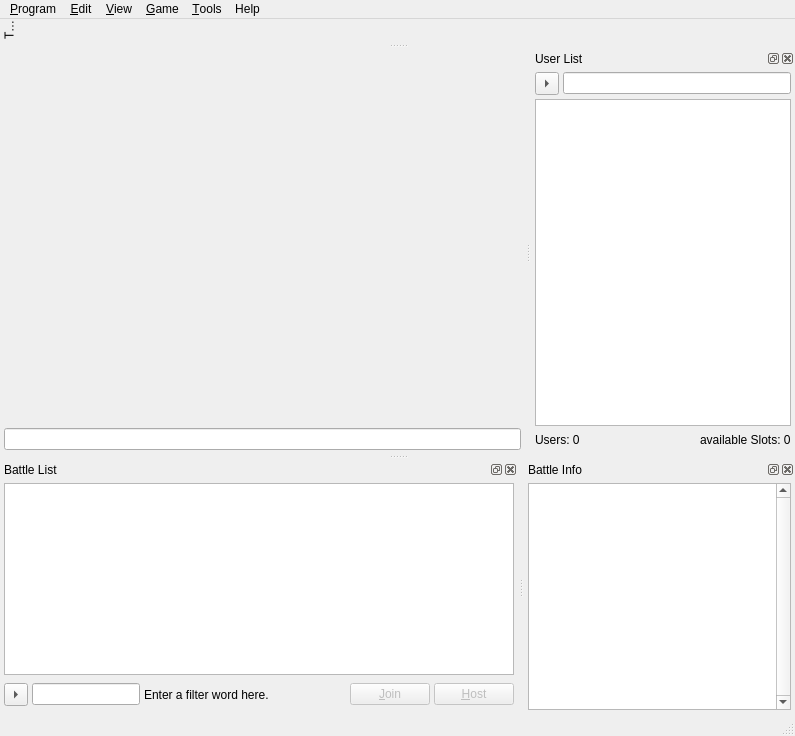
Qt form ui/MainWidget.ui (tizbac/qtlobby) before a commit.
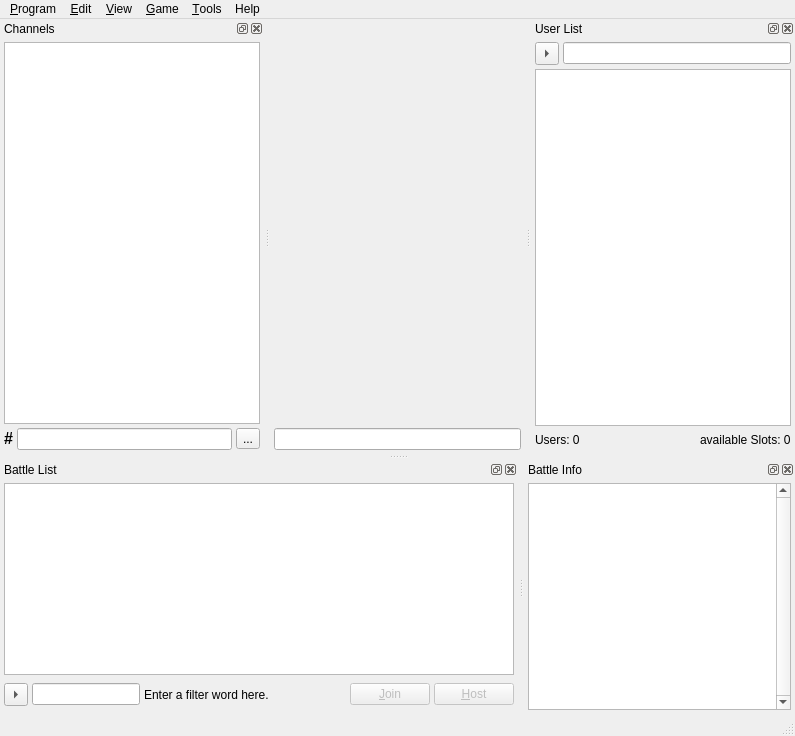
The same form after that commit. Icons and pictures are not drawn. Custom widgets are drawn as their Qt base class.

Commit message: New channel list instead of tab bar Fixed Issue 248 Fixed Issue 184 Fixed Issue 251 Fixed Issue 229 Fixed Issue 249

```diff
--- a/ui/MainWidget.ui
+++ b/ui/MainWidget.ui
@@ -371,51 +371,54 @@
     </layout>
    </widget>
   </widget>
-  <widget class="QDockWidget" name="tabsDockWidget">
-   <property name="sizePolicy">
-    <sizepolicy hsizetype="Minimum" vsizetype="Minimum">
-     <horstretch>0</horstretch>
-     <verstretch>0</verstretch>
-    </sizepolicy>
-   </property>
-   <property name="features">
-    <set>QDockWidget::DockWidgetVerticalTitleBar</set>
-   </property>
-   <property name="allowedAreas">
-    <set>Qt::TopDockWidgetArea</set>
-   </property>
+  <widget class="QDockWidget" name="ChannelsDockWidget">
    <property name="windowTitle">
-    <string>Tabs</string>
+    <string>Channels</string>
    </property>
    <attribute name="dockWidgetArea">
-    <number>4</number>
+    <number>1</number>
    </attribute>
-   <widget class="QWidget" name="dockWidgetContents_2">
+   <widget class="QWidget" name="dockWidgetContents_5">
     <layout class="QGridLayout" name="gridLayout_5">
-     <property name="sizeConstraint">
-      <enum>QLayout::SetMinimumSize</enum>
-     </property>
-     <property name="margin">
-      <number>0</number>
-     </property>
-     <property name="spacing">
-      <number>0</number>
-     </property>
-     <item row="0" column="0">
-      <widget class="ToolBarWidget" name="toolBarWidget" native="true"/>
+     <item row="0" column="0" colspan="3">
+      <widget class="QTreeView" name="channelsTreeView">
+       <property name="autoExpandDelay">
+        <number>2</number>
+       </property>
+       <property name="animated">
+        <bool>true</bool>
+       </property>
+       <property name="headerHidden">
+        <bool>true</bool>
+       </property>
+       <attribute name="headerVisible">
+        <bool>false</bool>
+       </attribute>
+       <attribute name="headerVisible">
+        <bool>false</bool>
+       </attribute>
+      </widget>
      </item>
-     <item row="0" column="1">
-      <spacer name="horizontalSpacer">
-       <property name="orientation">
-        <enum>Qt::Horizontal</enum>
+     <item row="1" column="0">
+      <widget class="QLabel" name="label">
+       <property name="text">
+        <string>&lt;!DOCTYPE HTML PUBLIC &quot;-//W3C//DTD HTML 4.0//EN&quot; &quot;http://www.w3.org/TR/REC-html40/strict.dtd&quot;&gt;
+&lt;html&gt;&lt;head&gt;&lt;meta name=&quot;qrichtext&quot; content=&quot;1&quot; /&gt;&lt;style type=&quot;text/css&quot;&gt;
+p, li { white-space: pre-wrap; }
+&lt;/style&gt;&lt;/head&gt;&lt;body style=&quot; font-family:'DejaVu Sans'; font-size:9pt; font-weight:400; font-style:normal;&quot;&gt;
+&lt;p style=&quot; margin-top:0px; margin-bottom:0px; margin-left:0px; margin-right:0px; -qt-block-indent:0; text-indent:0px;&quot;&gt;&lt;span style=&quot; font-size:12pt; font-weight:600;&quot;&gt;#&lt;/span&gt;&lt;/p&gt;&lt;/body&gt;&lt;/html&gt;</string>
        </property>
-       <property name="sizeHint" stdset="0">
-        <size>
-         <width>744</width>
-         <height>20</height>
-        </size>
+      </widget>
+     </item>
+     <item row="1" column="1">
+      <widget class="QLineEdit" name="joinChannelLineEdit"/>
+     </item>
+     <item row="1" column="2">
+      <widget class="QToolButton" name="joinToolButton">
+       <property name="text">
+        <string>...</string>
        </property>
-      </spacer>
+      </widget>
      </item>
     </layout>
    </widget>
@@ -666,12 +669,6 @@
    <extends>QTreeView</extends>
    <header>UsersTreeView.h</header>
   </customwidget>
-  <customwidget>
-   <class>ToolBarWidget</class>
-   <extends>QWidget</extends>
-   <header>ToolBarWidget.h</header>
-   <container>1</container>
-  </customwidget>
  </customwidgets>
  <resources/>
  <connections>
```
Left out of the diff: 44 changed lines with no effect on the pictures. The commit also changes 15 other files.
